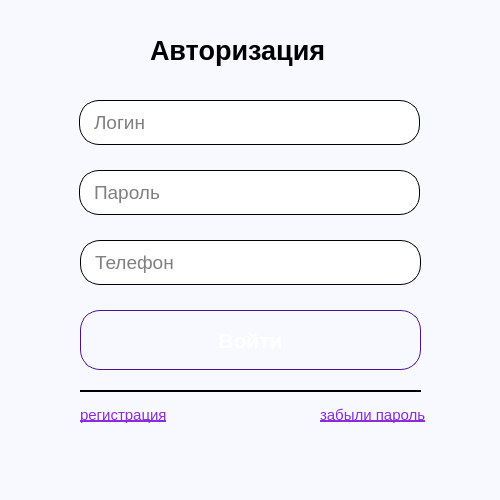
1pavesh1/QtSocialNetwork, file ClientSocialNetwork/AuthWindow.ui: the form before one commit.
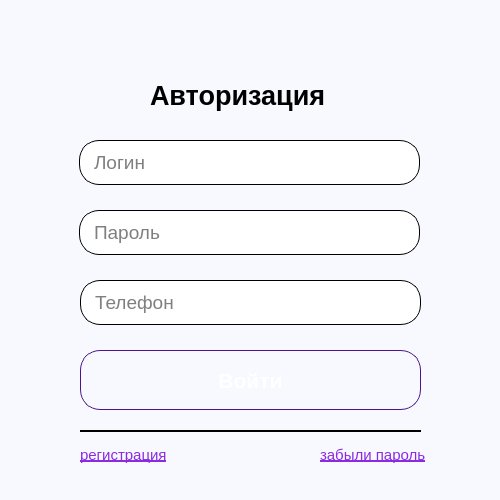
The form after the commit. Icons and pictures are not drawn.

```diff
--- a/ClientSocialNetwork/AuthWindow.ui
+++ b/ClientSocialNetwork/AuthWindow.ui
@@ -36,7 +36,7 @@
    <property name="geometry">
     <rect>
      <x>80</x>
-     <y>390</y>
+     <y>430</y>
      <width>341</width>
      <height>2</height>
     </rect>
@@ -55,7 +55,7 @@
    <property name="geometry">
     <rect>
      <x>79</x>
-     <y>100</y>
+     <y>140</y>
      <width>341</width>
      <height>45</height>
     </rect>
@@ -94,7 +94,7 @@
    <property name="geometry">
     <rect>
      <x>150</x>
-     <y>25</y>
+     <y>70</y>
      <width>220</width>
      <height>50</height>
     </rect>
@@ -116,7 +116,7 @@
    <property name="geometry">
     <rect>
      <x>320</x>
-     <y>400</y>
+     <y>440</y>
      <width>131</width>
      <height>29</height>
     </rect>
@@ -150,7 +150,7 @@
    <property name="geometry">
     <rect>
      <x>80</x>
-     <y>310</y>
+     <y>350</y>
      <width>341</width>
      <height>60</height>
     </rect>
@@ -207,7 +207,7 @@
    <property name="geometry">
     <rect>
      <x>79</x>
-     <y>170</y>
+     <y>210</y>
      <width>341</width>
      <height>45</height>
     </rect>
@@ -245,7 +245,7 @@
    <property name="geometry">
     <rect>
      <x>370</x>
-     <y>175</y>
+     <y>215</y>
      <width>35</width>
      <height>35</height>
     </rect>
@@ -280,7 +280,7 @@
    <property name="geometry">
     <rect>
      <x>80</x>
-     <y>400</y>
+     <y>440</y>
      <width>111</width>
      <height>29</height>
     </rect>
@@ -314,7 +314,7 @@
    <property name="geometry">
     <rect>
      <x>370</x>
-     <y>175</y>
+     <y>215</y>
      <width>35</width>
      <height>35</height>
     </rect>
@@ -349,7 +349,7 @@
    <property name="geometry">
     <rect>
      <x>80</x>
-     <y>240</y>
+     <y>280</y>
      <width>341</width>
      <height>45</height>
     </rect>
```
